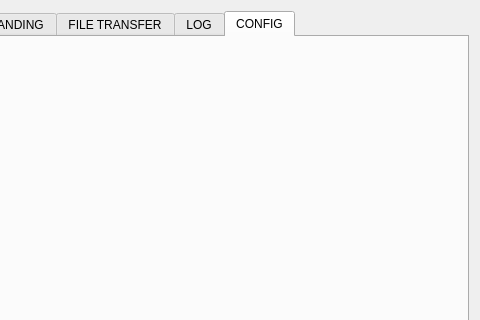
The window that platform-comms-app.ui (Open-Source-Satellite/Mercury-GS) describes before a commit, drawn with Qt 5; both pictures show x 190 to 670 and y 0 to 320 of the 670 by 443 pixel window.
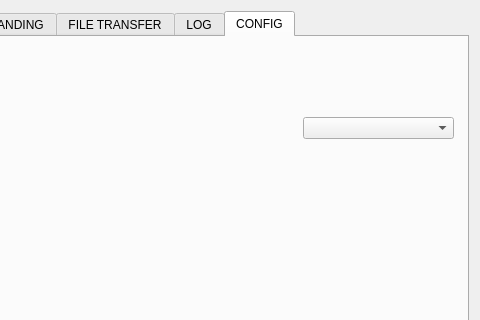
The same window after the commit. The open tabs and pages were chosen to show the change.

Commit message: Added serial port listing combo box

Patch:
```diff
--- a/platform-comms-app.ui
+++ b/platform-comms-app.ui
@@ -568,6 +568,16 @@
        </property>
        <layout class="QGridLayout" name="gridLayout"/>
       </widget>
+      <widget class="QComboBox" name="cb_serialPortSelection">
+       <property name="geometry">
+        <rect>
+         <x>480</x>
+         <y>80</y>
+         <width>151</width>
+         <height>22</height>
+        </rect>
+       </property>
+      </widget>
      </widget>
     </widget>
    </item>
```
Left out of the diff: 2 changed lines with no effect on the pictures. The commit also changes 2 other files.
